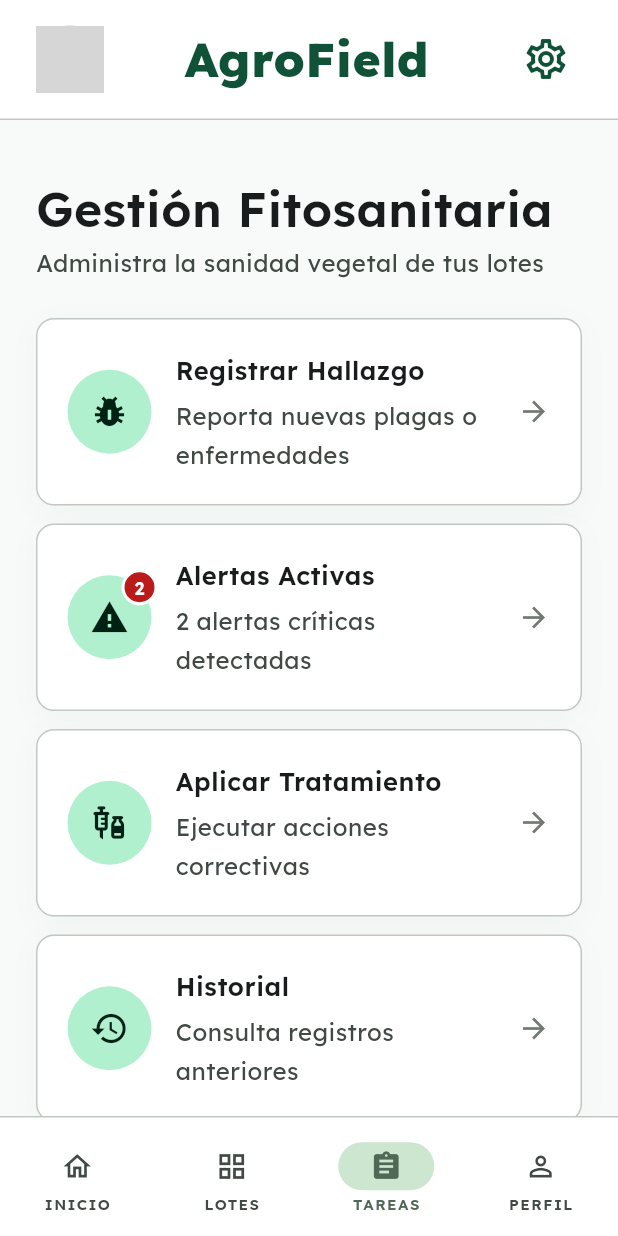
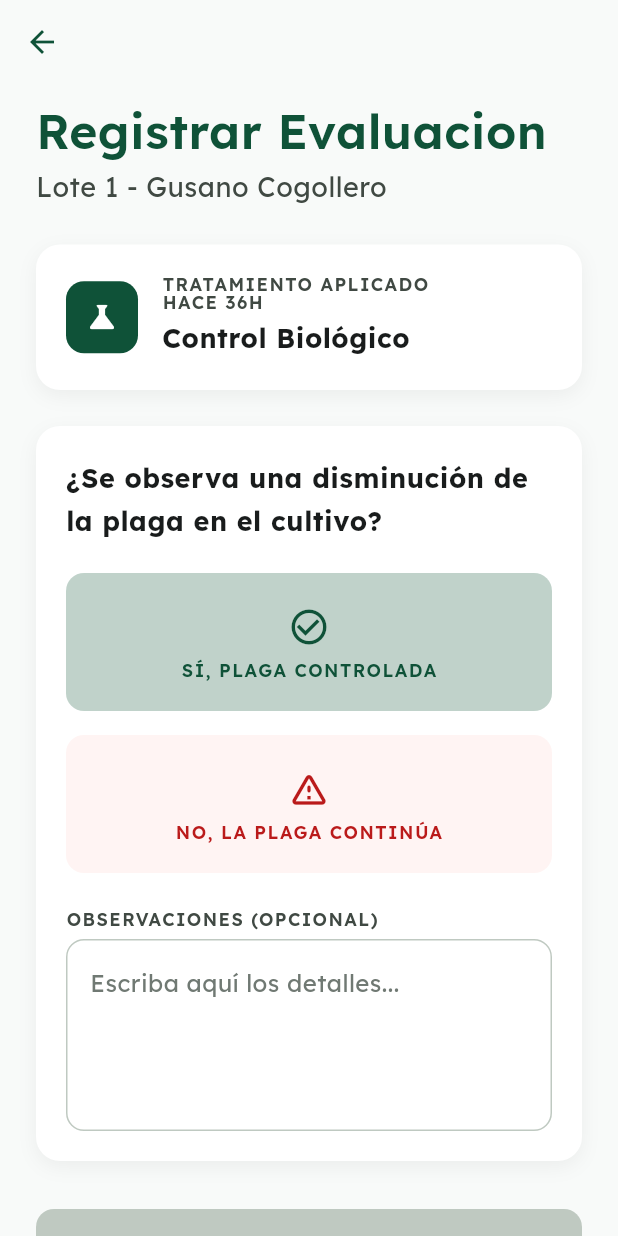
Before and after one commit to AnaKarina15/smart-farming-app, a Flutter app: the TasksScreen screen opened directly, scrolled down 207 dp, after a tap on "REGISTRAR EVALUACIÓN", on a phone screen of 412 x 824 dp. Run offline on Flutter 3.47's test engine with Material 3 defaults, Android fonts, the phone set to English and light mode, and no system bars; our stand-ins replace connectivity_plus, dio, fl_chart, flutter_secure_storage, geocoding, geolocator and 2 more; accounts and stored records are empty; network calls fail; grey boxes are pictures that could not be loaded.

Commit message:
feat: add task, evaluation, and evaluation success screens to the presentation layer

```diff
--- /dev/null
+++ b/frontend/lib/presentation/screens/evaluation_screen.dart
@@ -0,0 +1,263 @@
+import 'package:flutter/material.dart';
+import '../../core/theme/app_colors.dart';
+import '../../core/theme/app_text.dart';
+import 'evaluation_success_screen.dart';
+
+class EvaluationScreen extends StatefulWidget {
+  final String loteName;
+  final String plagueName;
+  final String treatment;
+  final String treatmentTime;
+
+  const EvaluationScreen({
+    super.key,
+    required this.loteName,
+    required this.plagueName,
+    required this.treatment,
+    required this.treatmentTime,
+  });
+
+  @override
+  State<EvaluationScreen> createState() => _EvaluationScreenState();
+}
+
+class _EvaluationScreenState extends State<EvaluationScreen> {
+  bool? _isControlled;
+  final TextEditingController _observationsController = TextEditingController();
+
+  @override
+  void dispose() {
+    _observationsController.dispose();
+    super.dispose();
+  }
+
+  @override
+  Widget build(BuildContext context) {
+    return Scaffold(
+      backgroundColor: AppColors.background,
+      appBar: AppBar(
+        backgroundColor: AppColors.background,
+        elevation: 0,
+        leading: IconButton(
+          icon: const Icon(Icons.arrow_back, color: AppColors.primary),
+          onPressed: () => Navigator.pop(context),
+        ),
+      ),
+      body: SingleChildScrollView(
+        padding: const EdgeInsets.symmetric(horizontal: 24, vertical: 12),
+        child: Column(
+          crossAxisAlignment: CrossAxisAlignment.start,
+          children: [
+            Text(
+              'Registrar Evaluacion',
+              style: AppText.h2(color: AppColors.primary),
+            ),
+            const SizedBox(height: 4),
+            Text(
+              '${widget.loteName} - ${widget.plagueName}',
+              style: AppText.bodyLg(color: AppColors.onSurfaceVariant),
+            ),
+            const SizedBox(height: 24),
+
+            // Card 1: Tratamiento
+            Container(
+              padding: const EdgeInsets.all(20),
+              decoration: BoxDecoration(
+                color: Colors.white,
+                borderRadius: BorderRadius.circular(16),
+                boxShadow: [
+                  BoxShadow(
+                    color: Colors.black.withOpacity(0.05),
+                    blurRadius: 10,
+                    offset: const Offset(0, 4),
+                  ),
+                ],
+              ),
+              child: Row(
+                children: [
+                  Container(
+                    padding: const EdgeInsets.all(12),
+                    decoration: BoxDecoration(
+                      color: AppColors.primary,
+                      borderRadius: BorderRadius.circular(12),
+                    ),
+                    child: const Icon(Icons.science, color: Colors.white),
+                  ),
+                  const SizedBox(width: 16),
+                  Expanded(
+                    child: Column(
+                      crossAxisAlignment: CrossAxisAlignment.start,
+                      children: [
+                        Text(
+                          'TRATAMIENTO APLICADO\nHACE ${widget.treatmentTime}',
+                          style: AppText.labelCaps(color: AppColors.onSurfaceVariant),
+                        ),
+                        const SizedBox(height: 4),
+                        Text(
+                          widget.treatment,
+                          style: AppText.bodyLg(color: AppColors.onBackground).copyWith(fontWeight: FontWeight.bold),
+                        ),
+                      ],
+                    ),
+                  ),
+                ],
+              ),
+            ),
+            const SizedBox(height: 24),
+
+            // Form container
+            Container(
+              padding: const EdgeInsets.all(20),
+              decoration: BoxDecoration(
+                color: Colors.white,
+                borderRadius: BorderRadius.circular(16),
+                boxShadow: [
+                  BoxShadow(
+                    color: Colors.black.withOpacity(0.05),
+                    blurRadius: 10,
+                    offset: const Offset(0, 4),
+                  ),
+                ],
+              ),
+              child: Column(
+                crossAxisAlignment: CrossAxisAlignment.start,
+                children: [
+                  Text(
+                    '¿Se observa una disminución de la plaga en el cultivo?',
+                    style: AppText.bodyLg(color: AppColors.onBackground).copyWith(fontWeight: FontWeight.bold),
+                  ),
+                  const SizedBox(height: 20),
+
+                  // Option: Yes
+                  GestureDetector(
+                    onTap: () {
+                      setState(() {
+                        _isControlled = true;
+                      });
+                    },
+                    child: Container(
+                      width: double.infinity,
+                      padding: const EdgeInsets.symmetric(vertical: 20),
+                      decoration: BoxDecoration(
+                        color: _isControlled == true ? AppColors.primaryContainer : AppColors.primaryContainer.withOpacity(0.3),
+                        borderRadius: BorderRadius.circular(12),
+                        border: Border.all(
+                          color: _isControlled == true ? AppColors.primary : Colors.transparent,
+                          width: 2,
+                        ),
+                      ),
+                      child: Column(
+                        children: [
+                          Icon(Icons.check_circle_outline, color: AppColors.primary, size: 28),
+                          const SizedBox(height: 8),
+                          Text(
+                            'SÍ, PLAGA CONTROLADA',
+                            style: AppText.labelCaps(color: AppColors.primary),
+                          ),
+                        ],
+                      ),
+                    ),
+                  ),
+                  const SizedBox(height: 16),
+
+                  // Option: No
+                  GestureDetector(
+                    onTap: () {
+                      setState(() {
+                        _isControlled = false;
+                      });
+                    },
+                    child: Container(
+                      width: double.infinity,
+                      padding: const EdgeInsets.symmetric(vertical: 20),
+                      decoration: BoxDecoration(
+                        color: _isControlled == false ? AppColors.errorContainer : AppColors.errorContainer.withOpacity(0.3),
+                        borderRadius: BorderRadius.circular(12),
+                        border: Border.all(
+                          color: _isControlled == false ? AppColors.error : Colors.transparent,
+                          width: 2,
+                        ),
+                      ),
+                      child: Column(
+                        children: [
+                          Icon(Icons.warning_amber_rounded, color: AppColors.error, size: 28),
+                          const SizedBox(height: 8),
+                          Text(
+                            'NO, LA PLAGA CONTINÚA',
+                            style: AppText.labelCaps(color: AppColors.error),
+                          ),
+                        ],
+                      ),
+                    ),
+                  ),
+                  const SizedBox(height: 24),
+
+                  // Observations
+                  Text(
+                    'OBSERVACIONES (OPCIONAL)',
+                    style: AppText.labelCaps(color: AppColors.onSurfaceVariant),
+                  ),
+                  const SizedBox(height: 8),
+                  TextField(
+                    controller: _observationsController,
+                    maxLines: 4,
+                    decoration: InputDecoration(
+                      hintText: 'Escriba aquí los detalles...',
+                      hintStyle: AppText.bodyMd(color: AppColors.outline),
+                      border: OutlineInputBorder(
+                        borderRadius: BorderRadius.circular(12),
+                        borderSide: const BorderSide(color: AppColors.outlineVariant),
+                      ),
+                      enabledBorder: OutlineInputBorder(
+                        borderRadius: BorderRadius.circular(12),
+                        borderSide: const BorderSide(color: AppColors.outlineVariant),
+                      ),
+                      focusedBorder: OutlineInputBorder(
+                        borderRadius: BorderRadius.circular(12),
+                        borderSide: const BorderSide(color: AppColors.primary),
+                      ),
+                    ),
+                  ),
+                ],
+              ),
+            ),
+            const SizedBox(height: 32),
+
+            // Save button
+            SizedBox(
+              width: double.infinity,
+              height: 56,
+              child: ElevatedButton.icon(
+                onPressed: _isControlled == null ? null : () {
+                  Navigator.pushReplacement(
+                    context,
+                    MaterialPageRoute(
+                      builder: (_) => EvaluationSuccessScreen(
+                        loteName: widget.loteName,
+                        plagueName: widget.plagueName,
+                        isControlled: _isControlled!,
+                      ),
+                    ),
+                  );
+                },
+                style: ElevatedButton.styleFrom(
+                  backgroundColor: AppColors.primary,
+                  disabledBackgroundColor: AppColors.outlineVariant,
+                  shape: RoundedRectangleBorder(
+                    borderRadius: BorderRadius.circular(12),
+                  ),
+                ),
+                icon: const Icon(Icons.save, color: Colors.white),
+                label: Text(
+                  'GUARDAR EVALUACIÓN',
+                  style: AppText.labelCapsLg(color: Colors.white),
+                ),
+              ),
+            ),
+            const SizedBox(height: 24),
+          ],
+        ),
+      ),
+    );
+  }
+}
--- a/frontend/lib/presentation/screens/tasks_screen.dart
+++ b/frontend/lib/presentation/screens/tasks_screen.dart
@@ -8,7 +8,7 @@ import 'home_screen.dart';
 import 'map_onboarding_screen.dart';
 import 'profile_screen.dart';
 import 'irrigation_screen.dart';
-import 'phytosanitary_screen.dart';
+import 'evaluation_screen.dart';
 
 class TasksScreen extends StatelessWidget {
   const TasksScreen({super.key});
@@ -102,7 +102,12 @@ class TasksScreen extends StatelessWidget {
               onAction: () => Navigator.push(
                   context,
                   MaterialPageRoute(
-                      builder: (_) => const PhytosanitaryScreen())),
+                      builder: (_) => const EvaluationScreen(
+                            loteName: 'Lote 1',
+                            plagueName: 'Gusano Cogollero',
+                            treatment: 'Control Biológico',
+                            treatmentTime: '36H',
+                          ))),
             ),
             const SizedBox(height: 16),
 
```
Also changed, not shown: frontend/lib/presentation/screens/evaluation_success_screen.dart (added, +199 -0 lines).
